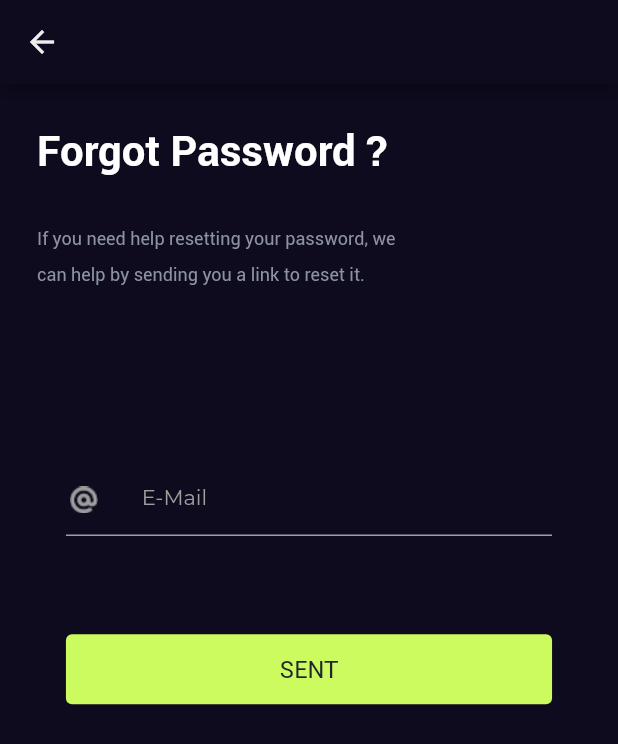
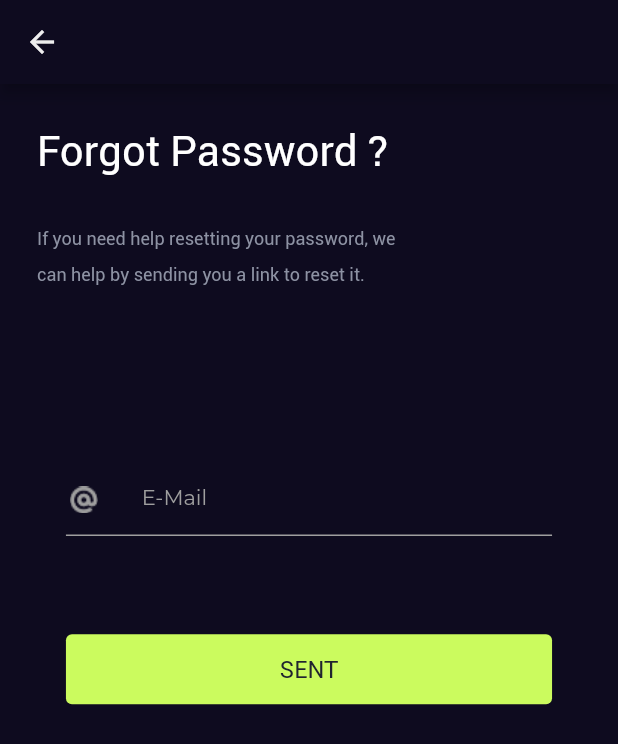
Before and after one commit to LuongDuyDat/Music-World-App, a Flutter app: the screen it shows after launch, after a tap on "Forgot Password ?", on a phone screen of 412 x 824 dp. Shown: the top 744 px of the screen. Run offline on Flutter 3.47's test engine with Material 2 defaults, Android fonts, the phone set to English and light mode, and no system bars.

Commit message:
fix to comfort with components folder

```diff
--- a/lib/login/view/login_form.dart
+++ b/lib/login/view/login_form.dart
@@ -6,6 +6,10 @@ import 'package:music_world_app/navigate.dart';
 import 'package:music_world_app/res/colors.dart';
 import 'package:music_world_app/res/string.dart';
 import 'package:music_world_app/res/text_style.dart';
+import 'package:music_world_app/verify_number/view/enter_phone.dart';
+
+import '../../components/Button.dart';
+import '../../components/input_field.dart';
 
 class LoginForm extends StatelessWidget {
   const LoginForm({Key? key}) : super(key: key);
@@ -30,7 +34,7 @@ class LoginForm extends StatelessWidget {
           alignment: Alignment.centerRight,
           child: InkWell(
             onTap: () {
-              Navigate.pushPage(context, ForgotPassPage());
+              Navigate.pushPage(context, const ForgotPassPage());
             },
             child: Text(
               forgotPassString,
@@ -39,7 +43,9 @@ class LoginForm extends StatelessWidget {
           )
         ),
         SizedBox(height: screenHeight * 0.0776,),
-        Button(text: signInString, radius: 0),
+        Button(text: signInString, radius: 0, onPressed: () {
+          Navigate.pushPage(context, const EnterPhonePage());
+        },),
         SizedBox(height: screenHeight * 0.165,),
         const SignInWithButtons(),
         SizedBox(height: screenHeight * 0.074,),
@@ -215,77 +221,3 @@ class SignInWithButtons extends StatelessWidget {
   }
 
 }
-
-class Button extends StatelessWidget {
-  final String text;
-  final double radius;
-  final Function? onPressed;
-
-  const Button ({
-    Key? key,
-    required this.text,
-    required this.radius,
-    this.onPressed,
-  }) : super(key: key);
-
-  @override
-  Widget build(BuildContext context) {
-    return TextButton(
-        style: TextButton.styleFrom(
-          minimumSize: Size.fromHeight(screenHeight * 0.0566),
-          primary: const Color(0xFF20242F),
-          backgroundColor: primaryColor,
-          textStyle: bodyMedium1,
-        ),
-        onPressed: () {
-          if (onPressed != null) {
-            onPressed!();
-          }
-        },
-        child: Text(text),
-    );
-  }
-}
-
-class Input extends StatelessWidget {
-  final String icon;
-  final String hintText;
-  final String? suffixIcon;
-
-  const Input({
-    Key? key,
-    required this.icon,
-    required this.hintText,
-    this.suffixIcon,
-  }) : super(key: key)  ;
-
-  @override
-  Widget build(BuildContext context) {
-    return TextField(
-      decoration: InputDecoration(
-        hintText: hintText,
-        hintStyle: bodyMontserratMedium2.copyWith(color: neutralColor2),
-        prefixIcon: Padding(
-          padding: EdgeInsets.only(right: screenWidth * 0.0644),
-          child: ImageIcon(
-            AssetImage(icon),
-            color: neutralColor2,
-          ),
-        ),
-        suffixIcon: suffixIcon != null
-            ? Padding(
-              padding: EdgeInsets.only(left: screenWidth * 0.02, right: 0),
-              child: ImageIcon(
-                AssetImage(suffixIcon!),
-                color: neutralColor2,
-              ),
-            ) : const SizedBox(width: 0, height: 0),
-        contentPadding: EdgeInsets.only(top: screenHeight * 0.016),
-      ),
-      cursorColor: primaryColor,
-      style: bodyMontserratMedium2.copyWith(color: textPrimaryColor),
-    );
-  }
-
-
-}
--- a/lib/login/view/login_page.dart
+++ b/lib/login/view/login_page.dart
@@ -111,7 +111,7 @@ class ForgotPassPage extends StatelessWidget {
               children: [
                 Text(
                   forgotPassString,
-                  style: titleBold3.copyWith(
+                  style: titleMedium3.copyWith(
                     color: textPrimaryColor,
                   ),
                 ),
```
